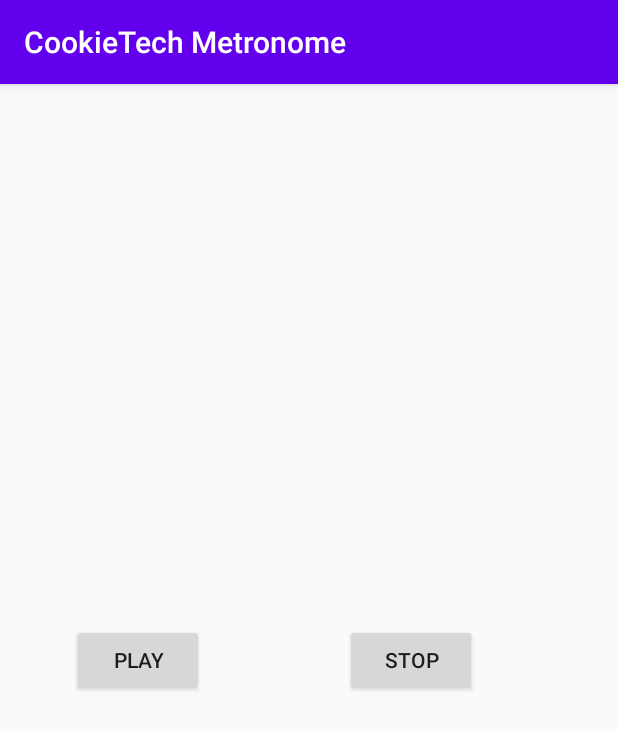
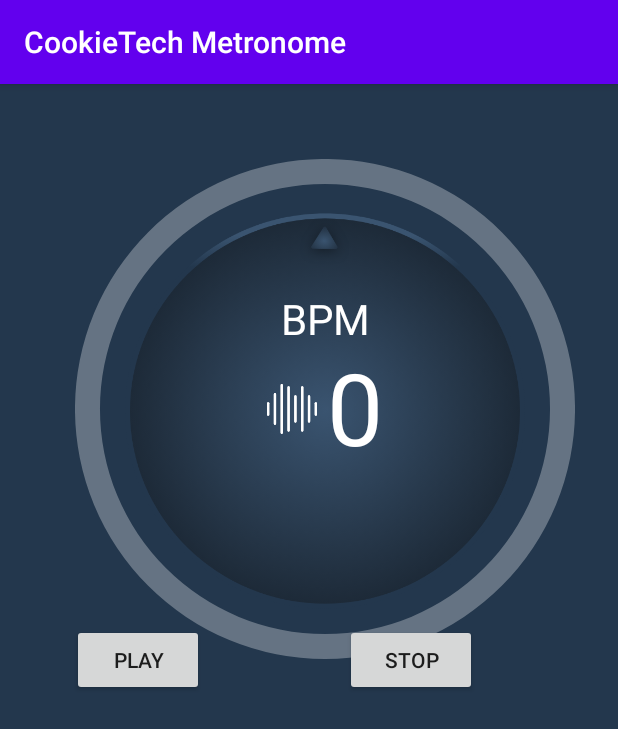
Before and after one commit to bishalimtiaz/CookieTech-Metronome, an Android app: the MetronomeActivity screen opened directly, with no data from a screen before it, on a phone screen of 412 x 824 dp. Shown: the top 729 px of the screen. Run offline under Robolectric (Android 15) with nearby library versions, the phone set to English and light mode, and no system bars.

Commit message:
wheeler implemented

```diff
--- a/cookietechmetronomelibrary/src/main/java/com/blz/cookietech/cookietechmetronomelibrary/Metronome.java
+++ b/cookietechmetronomelibrary/src/main/java/com/blz/cookietech/cookietechmetronomelibrary/Metronome.java
@@ -1,8 +1,8 @@
 package com.blz.cookietech.cookietechmetronomelibrary;
 
 class Metronome {
-    private double bpm = 180;
-    private int beat=4;
+    private double bpm = 300;
+    private int beat=6;
     private int silence;
 
     /*private double beatSound = 900;
--- a/cookietechmetronomelibrary/src/main/java/com/blz/cookietech/cookietechmetronomelibrary/MetronomeActivity.java
+++ b/cookietechmetronomelibrary/src/main/java/com/blz/cookietech/cookietechmetronomelibrary/MetronomeActivity.java
@@ -24,8 +24,8 @@ public class MetronomeActivity extends AppCompatActivity {
     private Button play_btn, stop_btn;
     Metronome metronome;
     AudioGenerator audio;
-    private double [] tick = new double[1500];
-    private double [] tock = new double[1500];
+    private double [] tick = new double[3000];
+    private double [] tock = new double[3000];
 
     @Override
     protected void onCreate(Bundle savedInstanceState) {
@@ -58,7 +58,7 @@ public class MetronomeActivity extends AppCompatActivity {
 
     private void initializeFields() {
         //Read Tick samples
-        InputStream tick_inputStream = getResources().openRawResource(R.raw.tick_sample_04);
+        InputStream tick_inputStream = getResources().openRawResource(R.raw.tick_sample_02);
         BufferedReader tick_bufferedReader= new BufferedReader(new InputStreamReader(tick_inputStream));
         String tick_eachline;
 
@@ -82,7 +82,7 @@ public class MetronomeActivity extends AppCompatActivity {
 
         //Read tock samples
 
-        InputStream tock_inputStream = getResources().openRawResource(R.raw.tock_sample_04);
+        InputStream tock_inputStream = getResources().openRawResource(R.raw.tock_sample_02);
         BufferedReader tock_bufferedReader= new BufferedReader(new InputStreamReader(tock_inputStream));
         String tock_eachline = null;
 
--- /dev/null
+++ b/cookietechmetronomelibrary/src/main/java/com/blz/cookietech/cookietechmetronomelibrary/View/ChorderaRoundWheeler.java
@@ -0,0 +1,287 @@
+package com.blz.cookietech.cookietechmetronomelibrary.View;
+
+import android.content.Context;
+import android.graphics.Canvas;
+import android.graphics.Color;
+import android.graphics.LinearGradient;
+import android.graphics.Paint;
+import android.graphics.Path;
+import android.graphics.Rect;
+import android.graphics.RectF;
+import android.graphics.Shader;
+import android.graphics.drawable.Drawable;
+import android.util.AttributeSet;
+import android.util.Log;
+import android.view.GestureDetector;
+import android.view.MotionEvent;
+import android.view.View;
+import android.view.ViewTreeObserver;
+
+import androidx.annotation.Nullable;
+
+import com.blz.cookietech.cookietechmetronomelibrary.R;
+
+public class ChorderaRoundWheeler extends View {
+    Drawable wheeler;
+    GestureDetector gestureDetector;
+    private float angle = (float) 0.0;
+    int width;
+    int height;
+    float percent;
+    int wheelerSize = 0;
+    int wheelerPadding = 0;
+    float bpmTextSize;
+    Paint bpmTextColor;
+
+    Drawable  outerRing;
+    Drawable wave;
+    private int waveSize;
+    private int middlePointX;
+    private int middlePointY;
+    private float bpmValueTextSize;
+    private Paint bpmValueTextColor;
+    Rect bpmValueTextBound,bpmTextBound,waveBound;
+    private Paint outerRingProgressPaint;
+
+    final RectF oval = new RectF();
+
+
+    public ChorderaRoundWheeler(Context context) {
+        super(context);
+    }
+
+    public ChorderaRoundWheeler(Context context, @Nullable AttributeSet attrs) {
+        super(context, attrs);
+        gestureDetector = new GestureDetector(context,new WheelerGestureListener());
+
+        getViewTreeObserver().addOnGlobalLayoutListener(new ViewTreeObserver.OnGlobalLayoutListener() {
+            @Override
+            public void onGlobalLayout() {
+                if(getWidth() < getHeight()){
+                    width = getWidth();
+                    height = getWidth();
+                }else{
+                    width = getHeight();
+                    height = getHeight();
+                }
+
+
+                middlePointX = width/2;
+                middlePointY = height/2;
+
+
+                wheeler = getResources().getDrawable(R.drawable.metronome_controller);
+                wave  = getResources().getDrawable(R.drawable.ic_wave);
+                wheelerPadding = width/10;
+                Log.d("akash_wheeler", "onGlobalLayout: "+wheelerPadding);
+                wheelerSize = width - wheelerPadding;
+
+                wheeler.setBounds(wheelerPadding,wheelerPadding,wheelerSize,wheelerSize);
+                outerRing = getResources().getDrawable(R.drawable.wheeler_progress);
+                outerRing.setBounds(0,0,width,height);
+
+                bpmValueTextSize = (float) width/5;
+                bpmValueTextColor = new Paint();
+                bpmValueTextColor.setColor(Color.WHITE);
+                bpmValueTextColor.setTextSize(bpmValueTextSize);
+
+
+                bpmValueTextBound = new Rect();
+                bpmTextBound = new Rect();
+                waveBound = new Rect();
+
+
+
+
+                waveSize = width/10;
+                wave.setBounds(0,0,waveSize,waveSize);
+
+                bpmTextSize = (float) width/12;
+                bpmTextColor = new Paint();
+                bpmTextColor.setColor(Color.WHITE);
+                bpmTextColor.setTextSize(bpmTextSize);
+
+
+                outerRingProgressPaint = new Paint();
+                outerRingProgressPaint.setStrokeWidth(width/20);
+                outerRingProgressPaint.setStyle(Paint.Style.STROKE);
+                outerRingProgressPaint.setShader(new LinearGradient(0, 0, 0, getHeight(), Color.parseColor("#0072BC"), Color.parseColor("#00D49A"), Shader.TileMode.CLAMP));
+
+            }
+        });
+
+    }
+
+    public ChorderaRoundWheeler(Context context, @Nullable AttributeSet attrs, int defStyleAttr) {
+        super(context, attrs, defStyleAttr);
+    }
+
+    public ChorderaRoundWheeler(Context context, @Nullable AttributeSet attrs, int defStyleAttr, int defStyleRes) {
+        super(context, attrs, defStyleAttr, defStyleRes);
+
+    }
+
+
+    @Override
+    protected void onDraw(Canvas canvas) {
+        super.onDraw(canvas);
+
+
+
+        Log.d("akash_wheeler", "onDraw: ");
+        canvas.save();
+        angle = getAngleFromPercent(percent);
+        canvas.rotate(angle,(float)width/2,(float)height/2);
+        wheeler.draw(canvas);
+        canvas.restore();
+        outerRing.draw(canvas);
+
+
+
+        String bpmValue = String.valueOf((int)percent);
+        bpmValueTextColor.getTextBounds(bpmValue,0,bpmValue.length(),bpmValueTextBound);
+        float bpmValueTextWidth = bpmValueTextBound.width();
+        float bpmValueTextHeight = bpmValueTextBound.height();
+        int bpmValuePositionX = (int) (middlePointX - bpmValueTextWidth/2 + waveSize/2);
+        int bpmValuePositionY = (int) (middlePointY + bpmValueTextHeight/2);
+        canvas.drawText(String.valueOf((int)percent),bpmValuePositionX,bpmValuePositionY,bpmValueTextColor);
+
+        waveBound.left = bpmValuePositionX - waveSize - 10;
+        waveBound.right = bpmValuePositionX - 10;
+        waveBound.top = middlePointY - waveSize/2;
+        waveBound.bottom = waveBound.top+waveSize;
+        wave.setBounds(waveBound);
+        wave.draw(canvas);
+
+
+        float bpmTextWidth = bpmTextColor.measureText("BPM");
+        int bpmPositionX = middlePointX - (int) bpmTextWidth /2;
+        int bpmPositionY = (int) (middlePointY - bpmValueTextHeight);
+        canvas.drawText("BPM",bpmPositionX,bpmPositionY,bpmTextColor);
+
+
+
+        float radius;
+
+        if (width > height) {
+            radius = (float) (height / 2.222) + width/40;
+        } else {
+            radius = (float) (width / 2.222) + width/40;
+        }
+
+
+        float center_x, center_y;
+
+
+        center_x = width / 2;
+        center_y = height / 2;
+
+        float angle = getAngleFromPercent(percent);
+        if(angle < 0)
+            angle = angle + 360;
+
+        Log.d("akash_wheeler", "onDraw: degree" + getAngleFromPercent(percent) );
+
+        oval.set(center_x - radius,
+                center_y - radius,
+                center_x + radius,
+                center_y + radius);
+        canvas.drawArc(oval, -90, angle, false, outerRingProgressPaint);
+    }
+
+
+
+    @Override
+    public boolean onTouchEvent(MotionEvent event) {
+        return gestureDetector.onTouchEvent(event);
+    }
+
+
+
+
+     class WheelerGestureListener extends GestureDetector.SimpleOnGestureListener{
+        float prevAngle = 0;
+        @Override
+        public boolean onDown(MotionEvent e) {
+            Log.d("akash_wheeler", "onDown: ");
+            prevAngle = 0;
+            return true;
+        }
+
+
+        @Override
+        public boolean onScroll(MotionEvent e1, MotionEvent e2, float distanceX, float distanceY) {
+            Log.d("akash_wheeler", "onScroll: " + distanceY);
+            float x = e2.getX() / ((float) getWidth());
+            float y = e2.getY() / ((float) getHeight());
+            float rotDegrees = cartesianToPolar(1 - x, 1 - y);// 1- to correct our custom axis direction
+
+            if (! Float.isNaN(rotDegrees)) {
+                // instead of getting 0-> 180, -180 0 , we go for 0 -> 360
+                float posDegrees = rotDegrees;
+                if (rotDegrees < 0) posDegrees = 360 + rotDegrees;
+
+                float change =  posDegrees - prevAngle;
+
+                Log.d("akash_wheeler", "onScroll: " + prevAngle + " "+ posDegrees+ " "+ change + " " + (change * 100 /360))  ;
+                if(posDegrees == change || change > 20 || change <-20){
+                    prevAngle = posDegrees;
+                    return true;
+                }
+                float tempPercent = percent + (change * 100 /360);
+                if((tempPercent >100&&percent ==100) || (tempPercent < 0 && percent ==0)){
+                    return true;
+                }
+                else if(tempPercent > 100 && percent < 100 ){
+                    percent = 100;
+                }else if(tempPercent < 0 && percent > 0){
+                    percent = 0;
+                }else{
+                    percent =tempPercent;
+                }
+                Log.d("akash_wheeler", "onScroll: " + percent);
+
+                invalidate();
+                prevAngle = posDegrees;
+                return true; //consumed
+            } else
+                return false; // not consumed
+        }
+
+        @Override
+        public boolean onSingleTapUp(MotionEvent e) {
+
+            float x = e.getX() / ((float) getWidth());
+            float y = e.getY() / ((float) getHeight());
+            float mAngleDown = cartesianToPolar(1 - x, 1 - y);// 1- to correct our custom axis direction
+            percent = getPercentFromAngle(mAngleDown);
+            invalidate();
+
+            Log.d("akash_wheeler", "onSingleTapUp: ");
+            return true;
+        }
+    }
+
+    private int getPercentFromAngle(float mAngleDown) {
+        if(mAngleDown > 0){
+            return (int) ((mAngleDown * 100) /360);
+        }else{
+            return (int) (((mAngleDown + 360)*100)/360);
+        }
+    }
+
+
+    private float getAngleFromPercent(float percent) {
+        return (360 * percent/100);
+    }
+
+    private float cartesianToPolar(float x, float y) {
+        return (float) -Math.toDegrees(Math.atan2(x - 0.5f, y - 0.5f));
+    }
+
+
+
+
+
+
+}
--- /dev/null
+++ b/cookietechmetronomelibrary/src/main/res/drawable/ic_wave.xml
@@ -0,0 +1,54 @@
+<vector xmlns:android="http://schemas.android.com/apk/res/android"
+    android:width="41.199dp"
+    android:height="41.199dp"
+    android:viewportWidth="41.199"
+    android:viewportHeight="41.199">
+  <path
+      android:pathData="M0.936,26.215A0.937,0.937 0,0 1,0 25.281L0,15.915a0.936,0.936 0,0 1,1.873 0v9.363A0.937,0.937 0,0 1,0.936 26.215Z"
+      android:fillColor="#fff"/>
+  <path
+      android:pathData="M6.554,33.709a0.937,0.937 0,0 1,-0.936 -0.936L5.618,8.427a0.936,0.936 0,1 1,1.873 0v24.345A0.937,0.937 0,0 1,6.554 33.709Z"
+      android:fillColor="#fff"/>
+  <path
+      android:pathData="M12.172,41.2a0.937,0.937 0,0 1,-0.936 -0.936L11.236,0.936a0.936,0.936 0,0 1,1.873 0L13.109,40.263A0.937,0.937 0,0 1,12.172 41.2Z"
+      android:fillColor="#fff"/>
+  <path
+      android:pathData="M17.79,39.327a0.937,0.937 0,0 1,-0.936 -0.936L16.854,2.809a0.936,0.936 0,1 1,1.873 0L18.727,38.391A0.937,0.937 0,0 1,17.79 39.327Z"
+      android:fillColor="#fff"/>
+  <path
+      android:pathData="M23.408,31.835A0.937,0.937 0,0 1,22.472 30.897L22.472,10.297a0.936,0.936 0,0 1,1.873 0v20.6A0.937,0.937 0,0 1,23.408 31.835Z"
+      android:fillColor="#fff"/>
+  <path
+      android:pathData="M29.026,39.327a0.937,0.937 0,0 1,-0.936 -0.936L28.09,2.809a0.936,0.936 0,1 1,1.873 0L29.963,38.391A0.937,0.937 0,0 1,29.026 39.327Z"
+      android:fillColor="#fff"/>
+  <path
+      android:pathData="M34.644,31.835A0.937,0.937 0,0 1,33.708 30.897L33.708,10.297a0.936,0.936 0,0 1,1.873 0v20.6A0.937,0.937 0,0 1,34.644 31.835Z"
+      android:fillColor="#fff"/>
+  <path
+      android:pathData="M40.263,26.215a0.937,0.937 0,0 1,-0.936 -0.936L39.327,15.915a0.936,0.936 0,0 1,1.873 0v9.363A0.937,0.937 0,0 1,40.263 26.215Z"
+      android:fillColor="#fff"/>
+  <path
+      android:pathData="M0.936,26.215A0.937,0.937 0,0 1,0 25.281L0,15.915a0.936,0.936 0,0 1,1.873 0v9.363A0.937,0.937 0,0 1,0.936 26.215Z"
+      android:fillColor="#fff"/>
+  <path
+      android:pathData="M6.554,33.709a0.937,0.937 0,0 1,-0.936 -0.936L5.618,8.427a0.936,0.936 0,1 1,1.873 0v24.345A0.937,0.937 0,0 1,6.554 33.709Z"
+      android:fillColor="#fff"/>
+  <path
+      android:pathData="M12.172,41.2a0.937,0.937 0,0 1,-0.936 -0.936L11.236,0.936a0.936,0.936 0,0 1,1.873 0L13.109,40.263A0.937,0.937 0,0 1,12.172 41.2Z"
+      android:fillColor="#fff"/>
+  <path
+      android:pathData="M17.79,39.327a0.937,0.937 0,0 1,-0.936 -0.936L16.854,2.809a0.936,0.936 0,1 1,1.873 0L18.727,38.391A0.937,0.937 0,0 1,17.79 39.327Z"
+      android:fillColor="#fff"/>
+  <path
+      android:pathData="M23.408,31.835A0.937,0.937 0,0 1,22.472 30.897L22.472,10.297a0.936,0.936 0,0 1,1.873 0v20.6A0.937,0.937 0,0 1,23.408 31.835Z"
+      android:fillColor="#fff"/>
+  <path
+      android:pathData="M29.026,39.327a0.937,0.937 0,0 1,-0.936 -0.936L28.09,2.809a0.936,0.936 0,1 1,1.873 0L29.963,38.391A0.937,0.937 0,0 1,29.026 39.327Z"
+      android:fillColor="#fff"/>
+  <path
+      android:pathData="M34.644,31.835A0.937,0.937 0,0 1,33.708 30.897L33.708,10.297a0.936,0.936 0,0 1,1.873 0v20.6A0.937,0.937 0,0 1,34.644 31.835Z"
+      android:fillColor="#fff"/>
+  <path
+      android:pathData="M40.263,26.215a0.937,0.937 0,0 1,-0.936 -0.936L39.327,15.915a0.936,0.936 0,0 1,1.873 0v9.363A0.937,0.937 0,0 1,40.263 26.215Z"
+      android:fillColor="#fff"/>
+</vector>
--- /dev/null
+++ b/cookietechmetronomelibrary/src/main/res/drawable/wheeler_progress.xml
@@ -0,0 +1,10 @@
+<?xml version="1.0" encoding="utf-8"?>
+<shape
+    xmlns:android="http://schemas.android.com/apk/res/android"
+    android:useLevel="false"
+    android:innerRadiusRatio="2.222"
+    android:thicknessRatio="20"
+    android:shape="ring">
+    <solid android:color="#4DFFFFFF" />
+
+</shape>
--- a/cookietechmetronomelibrary/src/main/res/layout/activity_metronome.xml
+++ b/cookietechmetronomelibrary/src/main/res/layout/activity_metronome.xml
@@ -4,7 +4,16 @@
     xmlns:tools="http://schemas.android.com/tools"
     android:layout_width="match_parent"
     android:layout_height="match_parent"
+    android:background="#23374D"
     tools:context=".MetronomeActivity">
+
+    <com.blz.cookietech.cookietechmetronomelibrary.View.ChorderaRoundWheeler
+        android:layout_width="500px"
+        android:layout_height="800px"
+        android:layout_marginStart="50dp"
+        android:layout_marginTop="50dp"
+        app:layout_constraintStart_toStartOf="parent"
+        app:layout_constraintTop_toTopOf="parent" />
 
     <Button
         android:id="@+id/play_btn"
```
Also changed, not shown: cookietechmetronomelibrary/src/main/res/drawable-hdpi/metronome_controller.png (added), cookietechmetronomelibrary/src/main/res/drawable-hdpi/metronome_crontroller.png (added), cookietechmetronomelibrary/src/main/res/drawable-ldpi/metronome_controller.png (added), cookietechmetronomelibrary/src/main/res/drawable-ldpi/metronome_crontroller.png (added), cookietechmetronomelibrary/src/main/res/drawable-mdpi/metronome_controller.png (added), cookietechmetronomelibrary/src/main/res/drawable-mdpi/metronome_crontroller.png (added), cookietechmetronomelibrary/src/main/res/drawable-xhdpi/metronome_controller.png (added), cookietechmetronomelibrary/src/main/res/drawable-xhdpi/metronome_crontroller.png (added), cookietechmetronomelibrary/src/main/res/drawable-xxhdpi/metronome_controller.png (added), cookietechmetronomelibrary/src/main/res/drawable-xxhdpi/metronome_crontroller.png (added), cookietechmetronomelibrary/src/main/res/drawable-xxxhdpi/metronome_controller.png (added), cookietechmetronomelibrary/src/main/res/drawable-xxxhdpi/metronome_crontroller.png (added).
